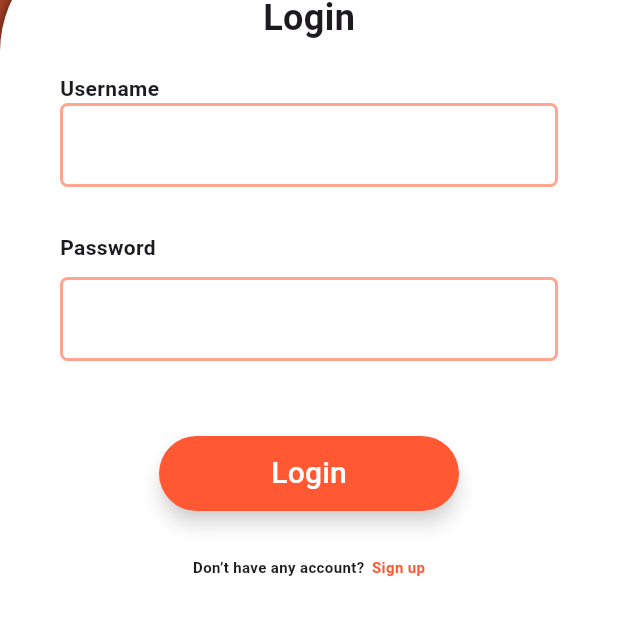
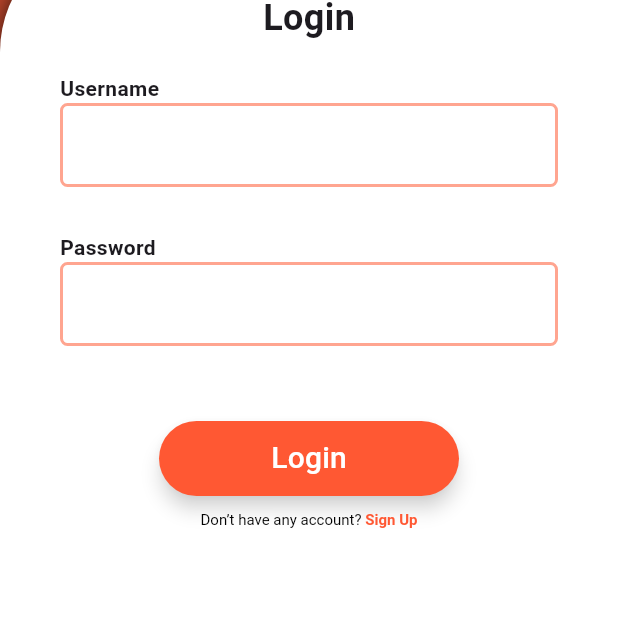
Before and after one commit to Sunthewhat/WatchOut-MobileAppProject, a Flutter app: the LoginPage screen opened directly, on a phone screen of 412 x 824 dp, the part 368-1003 px from its top. Run offline on Flutter 3.47's test engine with Material 3 defaults, Android fonts, the phone set to English and light mode, and no system bars; our stand-ins replace shared_preferences, slide_to_act; accounts and stored records are empty.

Commit message:
create successpage and edit loginpage and signuppage

```diff
--- a/app/lib/pages/login/login.dart
+++ b/app/lib/pages/login/login.dart
@@ -1,3 +1,5 @@
+import 'package:app/pages/signup/signup.dart';
+import 'package:flutter/gestures.dart';
 import 'package:flutter/material.dart';
 
 class LoginPage extends StatefulWidget {
@@ -21,6 +23,11 @@ class _LoginPageState extends State<LoginPage> {
     // print('Password: $password');
   }
 
+  void _navigateToSignupPage(BuildContext context) {
+    Navigator.of(context)
+        .push(MaterialPageRoute(builder: (context) => const SignupPage()));
+  }
+
   @override
   Widget build(BuildContext context) {
     return Scaffold(
@@ -30,19 +37,19 @@ class _LoginPageState extends State<LoginPage> {
           crossAxisAlignment: CrossAxisAlignment.stretch,
           children: [
             SizedBox(
-              width: 200, // Set width of the image
-              height: 200, // Set height of the image
+              width: 200,
+              height: 200,
               child: Image.asset('assets/images/logo.png'),
             ),
             Expanded(
               child: Center(
                 child: FractionallySizedBox(
-                  widthFactor: 1, // 40% of the screen width
-                  heightFactor: 1, // 80% of the screen height
+                  widthFactor: 1,
+                  heightFactor: 1,
                   child: Container(
                     padding: const EdgeInsets.all(40.0),
                     decoration: BoxDecoration(
-                      color: Colors.white, // Set box color to white
+                      color: Colors.white,
                       borderRadius: const BorderRadius.only(
                         topLeft: Radius.circular(80.0),
                       ),
@@ -52,8 +59,7 @@ class _LoginPageState extends State<LoginPage> {
                               .withOpacity(0.5),
                           spreadRadius: 2,
                           blurRadius: 8,
-                          offset:
-                              const Offset(0, 3), // changes position of shadow
+                          offset: const Offset(0, 3),
                         ),
                       ],
                     ),
@@ -114,9 +120,6 @@ class _LoginPageState extends State<LoginPage> {
                                     fontWeight: FontWeight.bold,
                                   ),
                                 ),
-                                const SizedBox(
-                                    height:
-                                        10.0), // Add spacing between the text and the text field
                                 TextField(
                                   controller: _passwordController,
                                   obscureText: true,
@@ -166,33 +169,32 @@ class _LoginPageState extends State<LoginPage> {
                             ),
                           ),
                         ),
-                        const Padding(
-                          padding: EdgeInsets.symmetric(
-                            vertical: 30.0,
-                          ),
+                        Padding(
+                          padding: const EdgeInsets.only(
+                              top: 10.0), // Add padding on top
                           child: Center(
-                            child: Row(
-                              mainAxisAlignment: MainAxisAlignment.center,
-                              children: [
-                                Text(
-                                  'Don’t have any account?',
-                                  style: TextStyle(
-                                    fontSize: 10,
-                                    fontWeight: FontWeight.bold,
+                            child: RichText(
+                              text: TextSpan(
+                                text: 'Don’t have any account? ',
+                                style: const TextStyle(
+                                  fontSize: 10,
+                                  color: Colors.black,
+                                ),
+                                children: <TextSpan>[
+                                  TextSpan(
+                                    text: 'Sign Up',
+                                    style: const TextStyle(
+                                      fontSize: 10,
+                                      fontWeight: FontWeight.bold,
+                                      color: Color(0xFFFF5833),
+                                    ),
+                                    recognizer: TapGestureRecognizer()
+                                      ..onTap = () {
+                                        _navigateToSignupPage(context);
+                                      },
                                   ),
-                                ),
-                                SizedBox(
-                                    width:
-                                        5), // Add some spacing between the texts
-                                Text(
-                                  'Sign up',
-                                  style: TextStyle(
-                                    fontSize: 10,
-                                    fontWeight: FontWeight.bold,
-                                    color: Color(0xFFFF5833),
-                                  ),
-                                ),
-                              ],
+                                ],
+                              ),
                             ),
                           ),
                         ),
```
Also changed, not shown: app/lib/pages/signup/signup.dart (+0 -12 lines), app/lib/pages/success/success.dart (added, +28 -0 lines), app/assets/images/success.png (added).
